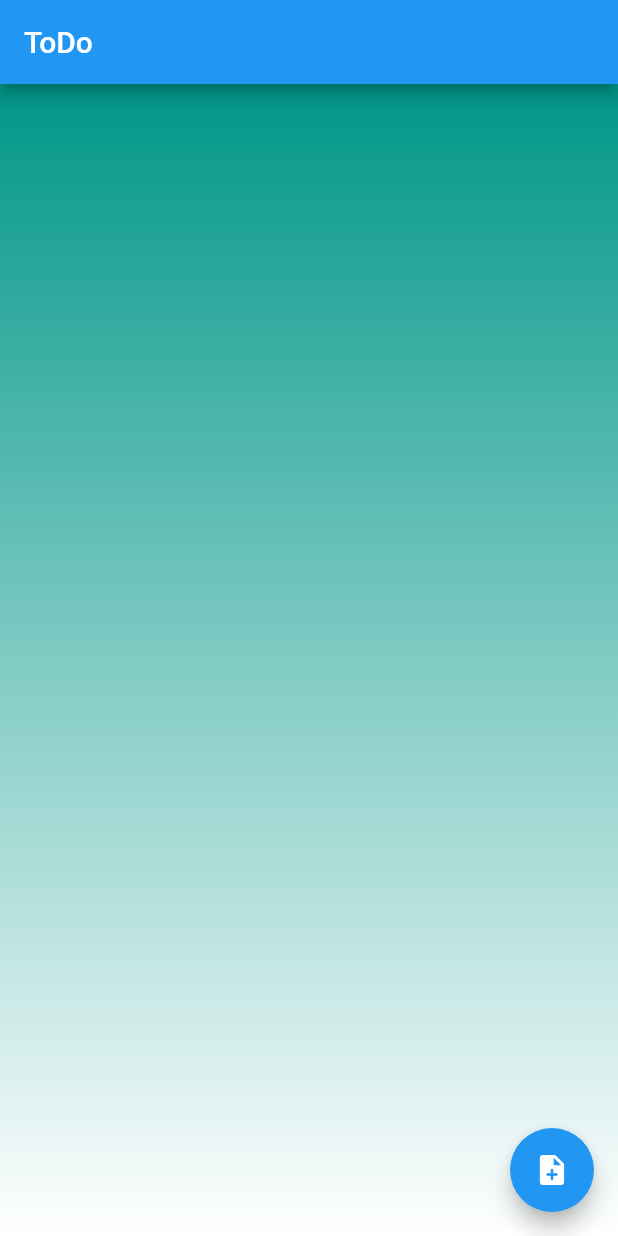
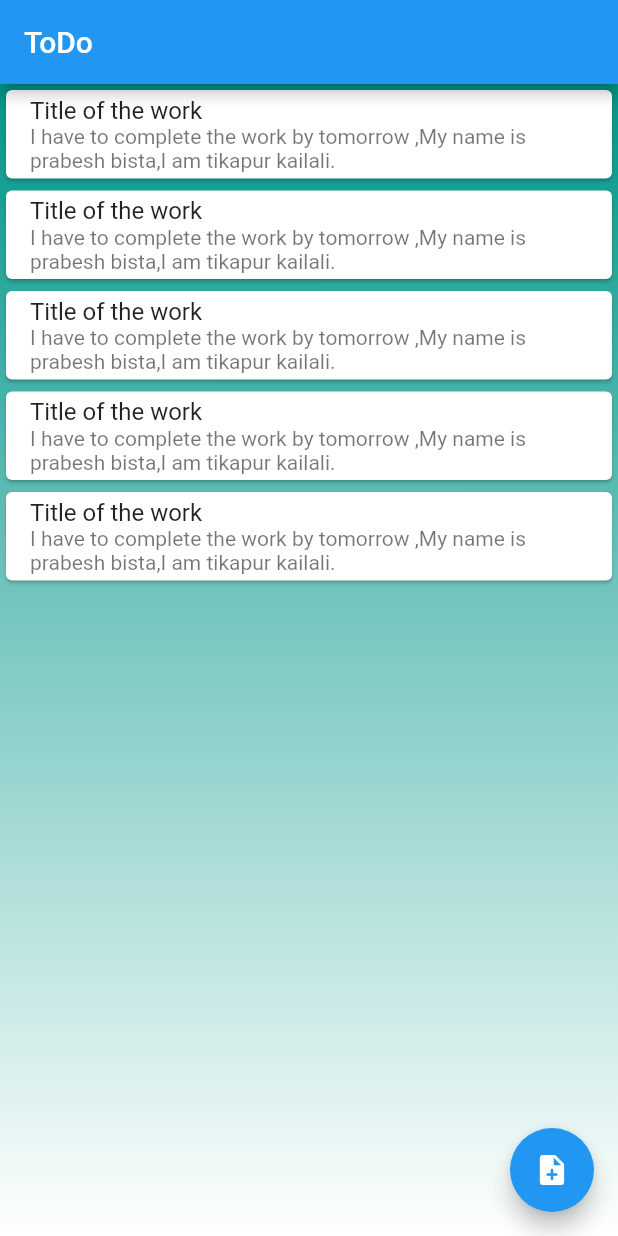
Before and after one commit to PrabeshPP/ToDos-App, a Flutter app: the screen it shows after launch, on a phone screen of 412 x 824 dp. Run offline on Flutter 3.47's test engine with Material 2 defaults, Android fonts, the phone set to English and light mode, and no system bars; our stand-ins replace bloc, equatable, hive; accounts and stored records are empty.

Commit message:
list tile,builder

```diff
--- a/lib/homepage.dart
+++ b/lib/homepage.dart
@@ -1,29 +1,38 @@
-import 'package:flutter/cupertino.dart';
 import 'package:flutter/material.dart';
 
 class HomePage extends StatelessWidget {
-  const HomePage({ Key? key }) : super(key: key);
+  const HomePage({Key? key}) : super(key: key);
 
   @override
   Widget build(BuildContext context) {
     return Scaffold(
-      floatingActionButton: FloatingActionButton(onPressed: (){},
-      child: const Icon(Icons.note_add_rounded    )),
+      floatingActionButton: FloatingActionButton(
+          onPressed: () {}, child: const Icon(Icons.note_add_rounded)),
       appBar: AppBar(
-        title:const Text("ToDo"),
-
+        title: const Text("ToDo"),
       ),
-
-      body: SafeArea(child:Container(
+      body: SafeArea(
+          child: Container(
         height: MediaQuery.of(context).size.height,
         width: MediaQuery.of(context).size.width,
         decoration: const BoxDecoration(
-          gradient: LinearGradient(colors: [Colors.teal,Colors.white],
-          begin:Alignment.topCenter,end: Alignment.bottomCenter)
-        ),
-      )),
+            gradient: LinearGradient(
+                colors: [Colors.teal, Colors.white],
+                begin: Alignment.topCenter,
+                end: Alignment.bottomCenter)),
+        child: ListView.builder(
+          itemCount: 5,itemBuilder: (context, index) {
+          return const Card(
+            color: Colors.white,
+            child:  ListTile(
+              title: Text("Title of the work"),
+              subtitle: Text("I have to complete the work by tomorrow ,My name is prabesh bista,I am tikapur kailali."),
 
 
+            ),
+          );
+        }),
+      )),
     );
   }
 }
```
Also changed, not shown: lib/repository/todo_repository.dart (deleted).
